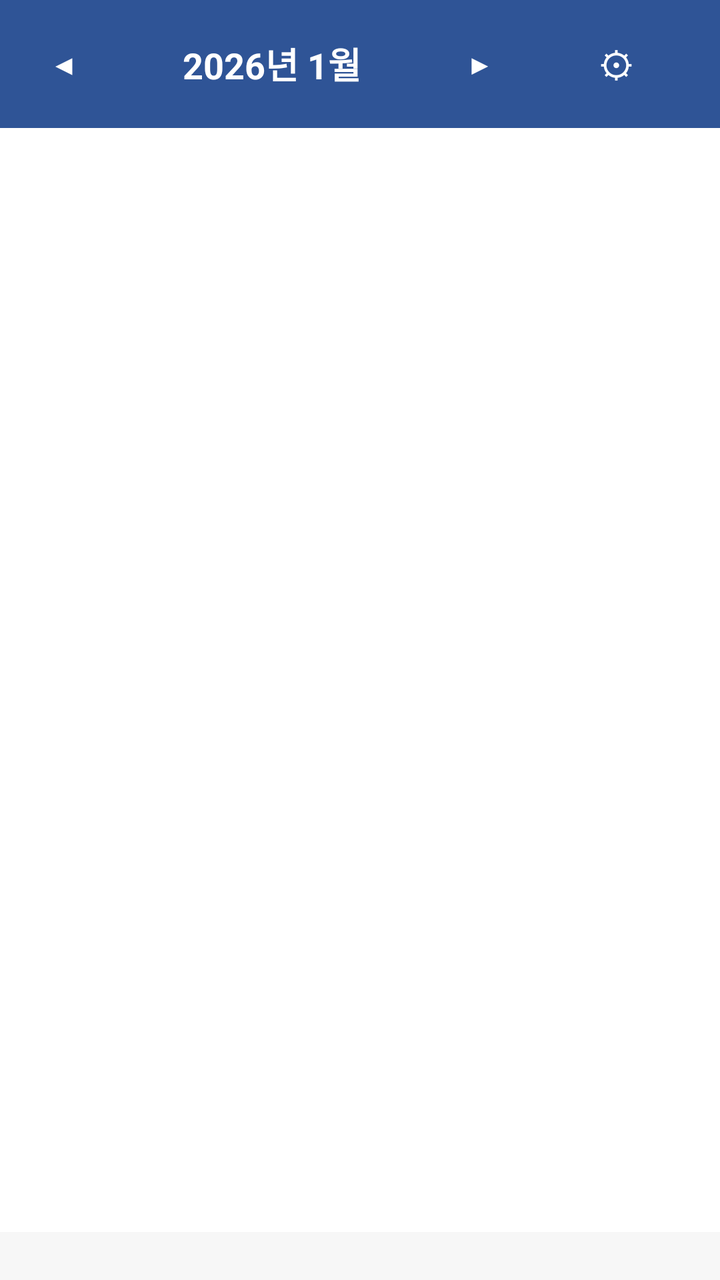
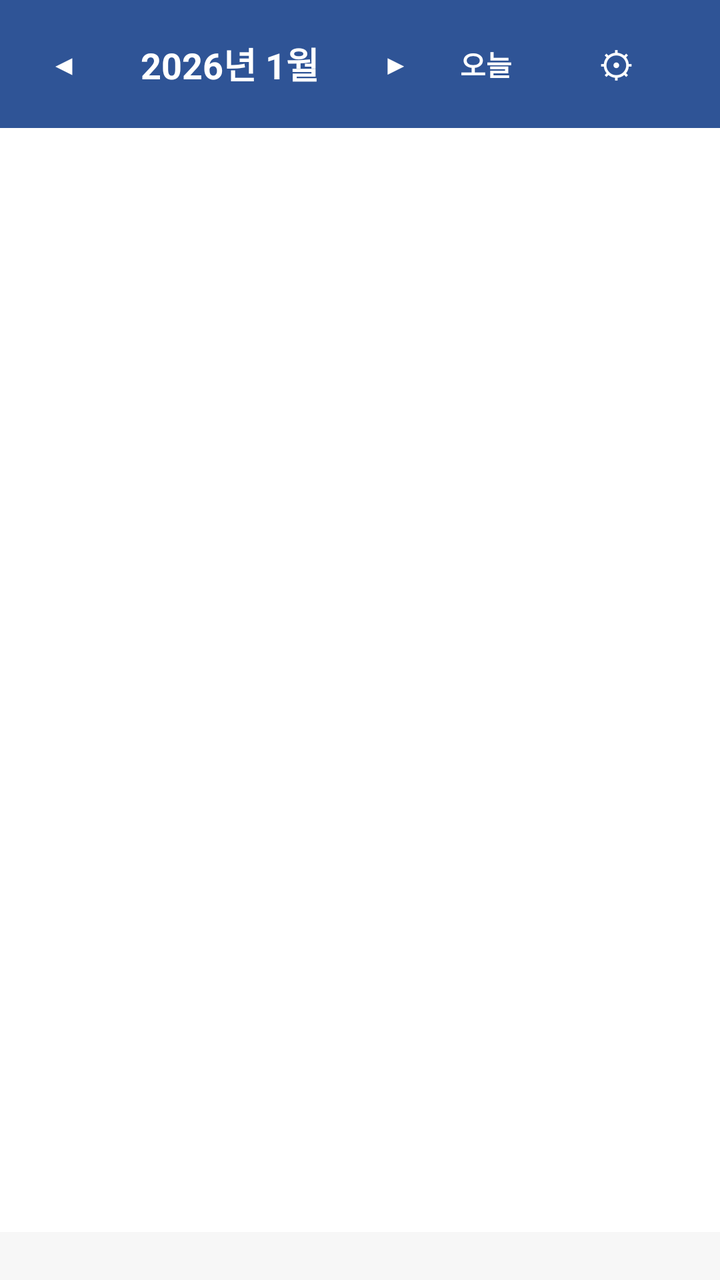

An Android layout rendered at two revisions. The XML below is the earlier revision; the diff shows what the commit changed to produce the second picture.
<!-- AndroidManifest.xml: application theme Theme.OvertimeCalendar -->
<!-- res/layout/activity_main.xml -->
<?xml version="1.0" encoding="utf-8"?>
<LinearLayout xmlns:android="http://schemas.android.com/apk/res/android"
    android:layout_width="match_parent"
    android:layout_height="match_parent"
    android:orientation="vertical"
    android:background="@color/bg">

    
    <LinearLayout
        android:layout_width="match_parent"
        android:layout_height="wrap_content"
        android:background="@color/primary"
        android:gravity="center_vertical"
        android:orientation="horizontal"
        android:padding="8dp">

        <Button
            android:id="@+id/btnPrev"
            android:layout_width="48dp"
            android:layout_height="48dp"
            android:text="@string/prev_month"
            android:textColor="@color/on_primary"
            style="?android:attr/borderlessButtonStyle"/>

        <TextView
            android:id="@+id/tvMonthTitle"
            android:layout_width="0dp"
            android:layout_height="wrap_content"
            android:layout_weight="1"
            android:gravity="center"
            android:text="2026년 1월"
            android:textColor="@color/on_primary"
            android:textSize="18sp"
            android:textStyle="bold"/>

        <Button
            android:id="@+id/btnNext"
            android:layout_width="48dp"
            android:layout_height="48dp"
            android:text="@string/next_month"
            android:textColor="@color/on_primary"
            style="?android:attr/borderlessButtonStyle"/>

        <Button
            android:id="@+id/btnSettings"
            android:layout_width="wrap_content"
            android:layout_height="48dp"
            android:text="⚙"
            android:textColor="@color/on_primary"
            android:textSize="18sp"
            style="?android:attr/borderlessButtonStyle"/>
    </LinearLayout>

    
    <LinearLayout
        android:id="@+id/weekdayHeader"
        android:layout_width="match_parent"
        android:layout_height="wrap_content"
        android:orientation="horizontal"
        android:background="#F2F2F2"/>

    
    <androidx.recyclerview.widget.RecyclerView
        android:id="@+id/recyclerCalendar"
        android:layout_width="match_parent"
        android:layout_height="0dp"
        android:layout_weight="1"/>

    
    <LinearLayout
        android:id="@+id/sumContainer"
        android:layout_width="match_parent"
        android:layout_height="wrap_content"
        android:orientation="horizontal"
        android:background="#F7F7F7"
        android:padding="12dp"/>
</LinearLayout>
<!-- resources referenced by this layout -->
<resources>
  <color name="bg">#FFFFFF</color>
  <color name="on_primary">#FFFFFF</color>
  <color name="primary">#2F5496</color>
  <string name="next_month">▶</string>
  <string name="prev_month">◀</string>
  <style name="Theme.OvertimeCalendar" parent="Theme.MaterialComponents.Light.NoActionBar">
          <item name="colorPrimary">@color/primary</item>
          <item name="colorPrimaryDark">@color/primary_dark</item>
          <item name="colorOnPrimary">@color/on_primary</item>
          <item name="android:windowBackground">@color/bg</item>
      </style>
  <color name="primary_dark">#1F3A6E</color>
</resources>

<!-- the commit's change to res/layout/activity_main.xml (unified diff, before → after) -->
@@ -42,6 +42,19 @@
             style="?android:attr/borderlessButtonStyle"/>
 
         <Button
+            android:id="@+id/btnToday"
+            android:layout_width="wrap_content"
+            android:layout_height="48dp"
+            android:text="오늘"
+            android:textColor="@color/on_primary"
+            android:textSize="14sp"
+            android:textStyle="bold"
+            android:minWidth="0dp"
+            android:paddingLeft="8dp"
+            android:paddingRight="8dp"
+            style="?android:attr/borderlessButtonStyle"/>
+
+        <Button
             android:id="@+id/btnSettings"
             android:layout_width="wrap_content"
             android:layout_height="48dp"
